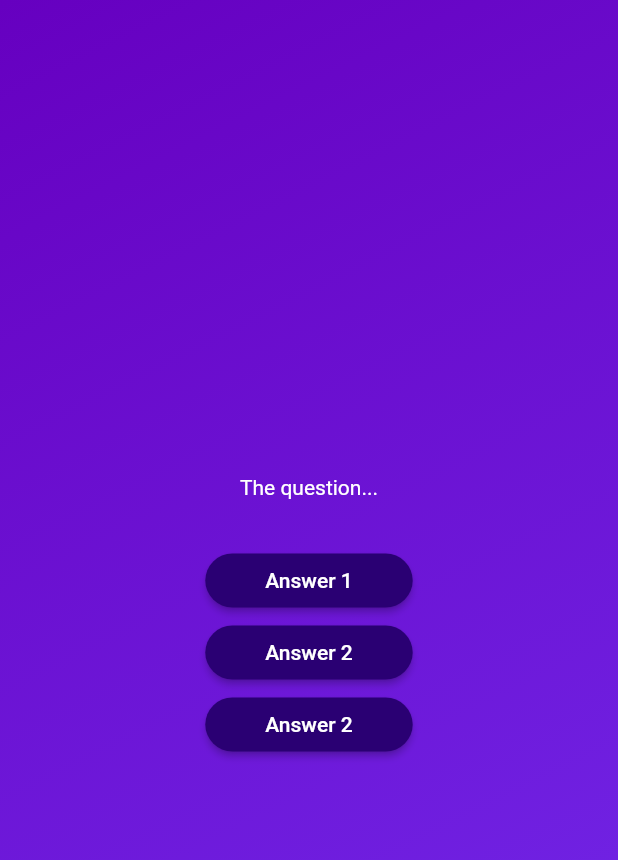
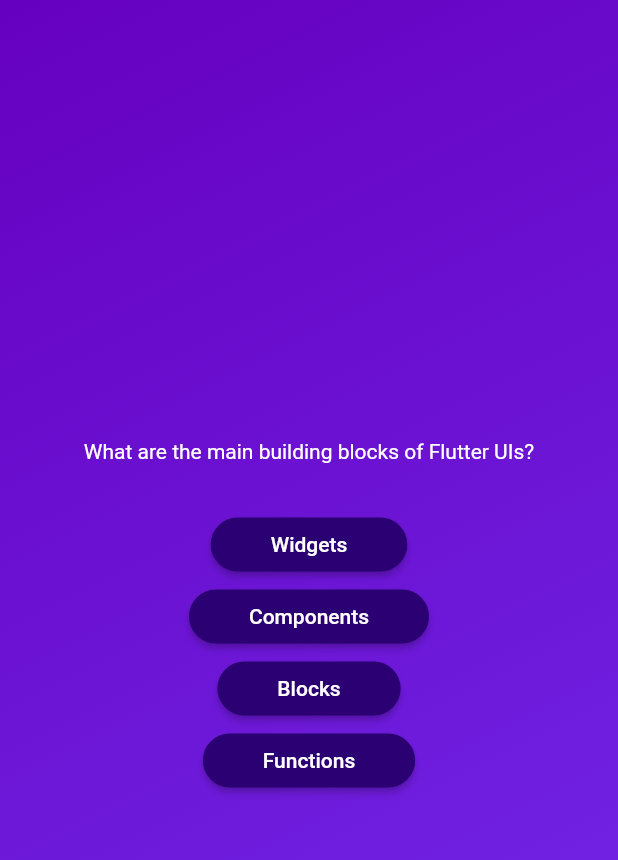
Before and after one commit to flutter-preview/ArthurBufon-flutter_quiz_app, a Flutter app: the screen it shows after launch, after a tap on "Start Quiz", on a phone screen of 412 x 824 dp. Shown: the top 860 px of the screen. Run offline on Flutter 3.47's test engine with Material 2 defaults, Android fonts, the light colour scheme and no system bars.

Commit message:
acessando itens do array questions

```diff
--- a/lib/questions_screen.dart
+++ b/lib/questions_screen.dart
@@ -1,5 +1,6 @@
 import 'package:flutter/material.dart';
 import 'package:flutter_quiz_app/answer_button.dart';
+import 'data/questions.dart';
 
 class QuestionsScreen extends StatefulWidget {
   const QuestionsScreen({super.key});
@@ -13,27 +14,33 @@
 class _QuestionsScreenState extends State<QuestionsScreen> {
   @override
   Widget build(context) {
+    final currentQuestion = questions[0];
+
     return SizedBox(
       width: double.infinity,
       child: Column(
         mainAxisAlignment: MainAxisAlignment.center,
         children: [
-          const Text(
-            'The question...',
-            style: TextStyle(color: Colors.white),
+          Text(
+            currentQuestion.text,
+            style: const TextStyle(color: Colors.white),
           ),
           const SizedBox(height: 30),
           AnswerButton(
             onTap: () {},
-            answerText: 'Answer 1',
+            answerText: currentQuestion.answers[0],
           ),
           AnswerButton(
             onTap: () {},
-            answerText: 'Answer 2',
+            answerText: currentQuestion.answers[1],
           ),
           AnswerButton(
             onTap: () {},
-            answerText: 'Answer 2',
+            answerText: currentQuestion.answers[2],
+          ),
+          AnswerButton(
+            onTap: () {},
+            answerText: currentQuestion.answers[3],
           ),
         ],
       ),
```
